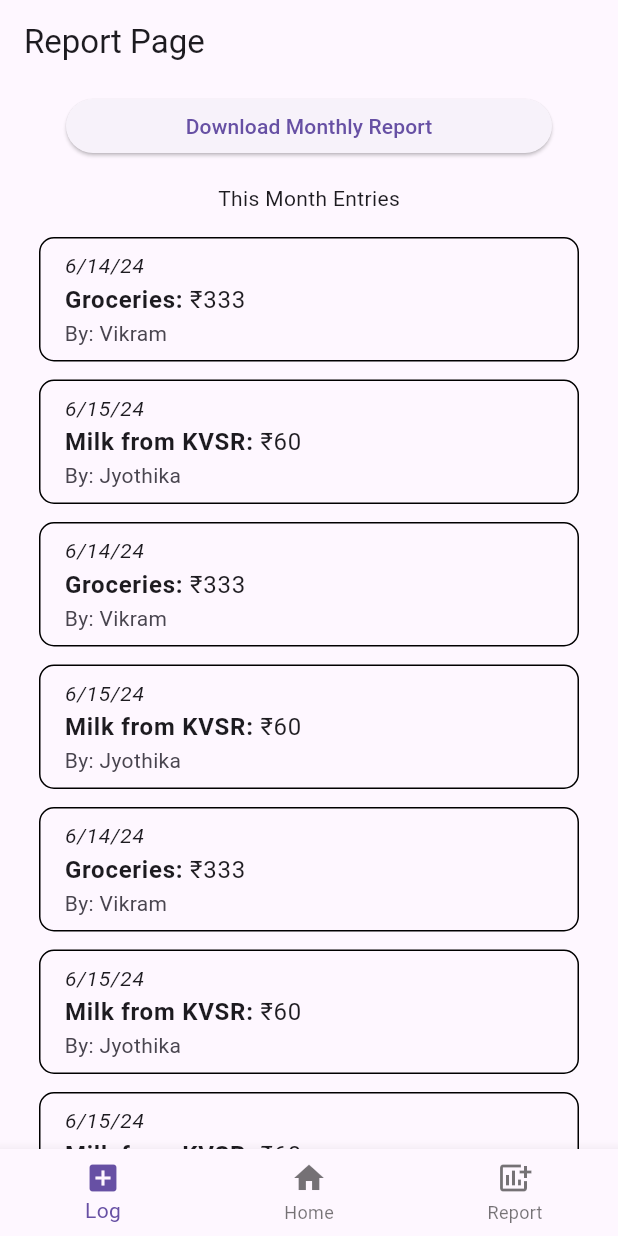
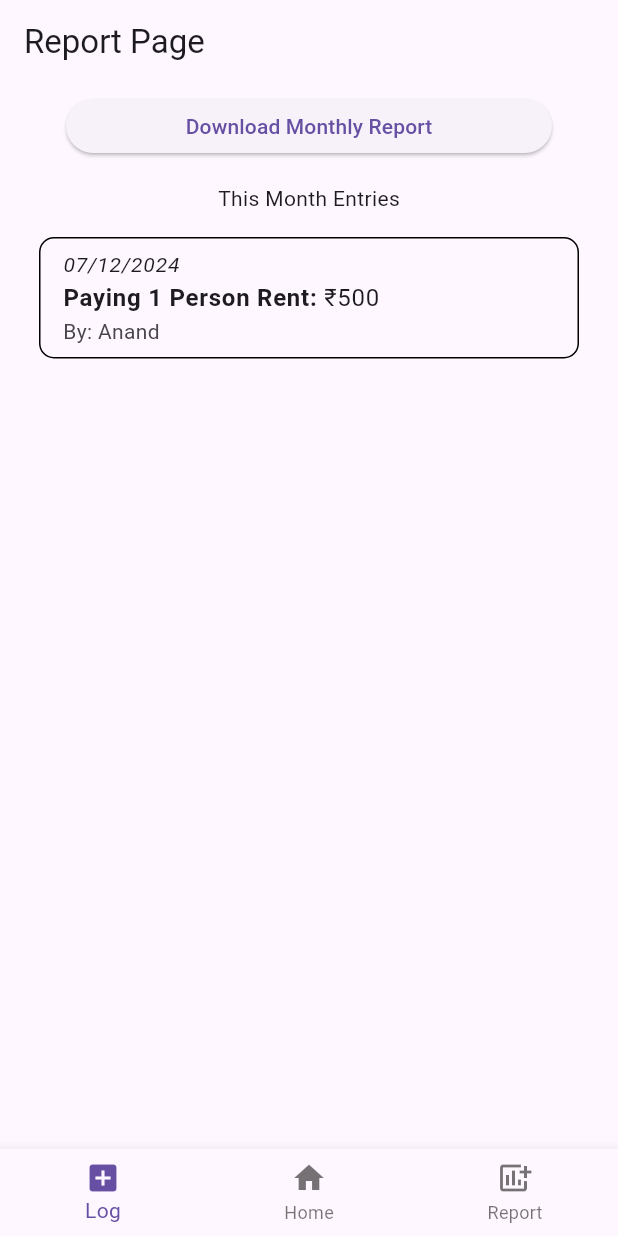
Before and after one commit to TheFinalGuardian/Ammasevasadanam-App, a Flutter app: the screen it shows after launch, swiped to page 3, on a phone screen of 412 x 824 dp. Run offline on Flutter 3.47's test engine with Material 3 defaults, Android fonts, the phone set to English and light mode, and no system bars; our stand-ins replace flutter_svg.

Commit message:
adding functionality to editing logs

```diff
--- a/lib/animations/swipe_animations/swipe_pages/swipe_home_page.dart
+++ b/lib/animations/swipe_animations/swipe_pages/swipe_home_page.dart
@@ -5,7 +5,7 @@ import 'package:ammasevasadanam_app/animations/transition_animation_folder/right
 import 'package:ammasevasadanam_app/home_page.dart';
 import 'package:ammasevasadanam_app/menu_bottom.dart';
 import 'package:flutter/material.dart';
-
+/*
 class HomePageWithAnimation extends StatelessWidget {
   const HomePageWithAnimation({super.key});
 
@@ -29,3 +29,4 @@ class HomePageWithAnimation extends StatelessWidget {
     );
   }
 }
+*/
--- a/lib/animations/swipe_animations/swipe_pages/swipe_log_page.dart
+++ b/lib/animations/swipe_animations/swipe_pages/swipe_log_page.dart
@@ -3,7 +3,7 @@ import 'package:ammasevasadanam_app/animations/transition_animation_folder/right
 import 'package:ammasevasadanam_app/log_page_stuff/log_page_no_scroll.dart';
 import 'package:ammasevasadanam_app/menu_bottom.dart';
 import 'package:flutter/material.dart';
-
+/*
 class LogPageWithAnimation extends StatelessWidget {
   const LogPageWithAnimation({super.key});
 
@@ -22,3 +22,4 @@ class LogPageWithAnimation extends StatelessWidget {
     );
   }
 }
+*/
--- a/lib/animations/swipe_animations/swipe_pages/swipe_report_page.dart
+++ b/lib/animations/swipe_animations/swipe_pages/swipe_report_page.dart
@@ -3,7 +3,7 @@ import 'package:ammasevasadanam_app/animations/transition_animation_folder/left_
 import 'package:ammasevasadanam_app/menu_bottom.dart';
 import 'package:ammasevasadanam_app/report_page_stuff/report_page.dart';
 import 'package:flutter/material.dart';
-
+/*
 class ReportPageWithAnimation extends StatelessWidget {
   const ReportPageWithAnimation({super.key});
 
@@ -22,3 +22,4 @@ class ReportPageWithAnimation extends StatelessWidget {
     );
   }
 }
+*/
--- a/lib/custom_tile.dart
+++ b/lib/custom_tile.dart
@@ -1,17 +1,29 @@
+import 'package:ammasevasadanam_app/animations/transition_animation_folder/left_to_right.dart';
+import 'package:ammasevasadanam_app/log_page_stuff/log_page.dart';
 import 'package:flutter/material.dart';
 
 class CustomTile extends StatefulWidget {
-  final String date;
-  final String tileName;
-  final String person;
-  final String cost;
+  String date;
+  String person;
 
-  const CustomTile(
+  String Type;
+  String Group;
+  String Title;
+  String VCHType;
+  String VCHNum;
+  String Cost;
+
+  CustomTile(
       {super.key,
-      required this.date,
-      required this.tileName,
+    required this.Type,
+    required this.Group,
+    required this.Title,
+    required this.VCHType,
+    required this.VCHNum,
+    required this.Cost,
     required this.person,
-      required this.cost});
+    required this.date
+      });
 
   @override
   State<CustomTile> createState() => _CustomTileState();
@@ -21,12 +33,13 @@ class _CustomTileState extends State<CustomTile> {
   @override
   Widget build(BuildContext context) {
     return Padding(
-      padding: const EdgeInsets.all(6.0),
-      child: ListTile(
+      padding: EdgeInsets.all(6.0),
+      child: Material(
         shape: RoundedRectangleBorder(
             borderRadius: BorderRadius.circular(10),
-          side: const BorderSide(color: Colors.black),
+            side: BorderSide(color: Colors.black),
           ),
+        child: ListTile(
           title: Column(
             children: [
               Row(
@@ -42,14 +55,17 @@ class _CustomTileState extends State<CustomTile> {
               ),
               Row(
                 children: [
-                CustomText(input: ("${widget.tileName}: ")),
-                Text('₹${widget.cost}')
+                  CustomText(input: ("${widget.Title}: ")),
+                  Text('₹${widget.Cost}')
                 ],
               ),
             ],
           ),
           subtitle: Text("By: ${widget.person}"),
-        onTap: () {},
+          onTap: () {
+            Navigator.of(context).pushReplacement(leftToRight(LogPage(Type: widget.Type, Group: widget.Group,Title: widget.Title,VCHNum: widget.VCHNum,VCHType: widget.VCHType,Cost: widget.Cost)));
+          },
+        ),
       ),
     );
   }
--- a/lib/log_page_stuff/added_monthly_entries_list.dart
+++ b/lib/log_page_stuff/added_monthly_entries_list.dart
@@ -14,9 +14,9 @@ class _AddedMonthlyEntriesListState extends State<AddedMonthlyEntriesList> {
   Widget build(BuildContext context) {
     return ListView(
       shrinkWrap: true,
+      physics: const ClampingScrollPhysics(),
       children: const <Widget>[
-        CustomTile(
-            date: '6/1/24', tileName: "Log", person: "Vikram", cost: '100'),
+
       ],
     );
   }
--- a/lib/log_page_stuff/log_page_no_scroll.dart
+++ b/lib/log_page_stuff/log_page_no_scroll.dart
@@ -7,7 +7,7 @@ import 'package:ammasevasadanam_app/log_page_stuff/submit_button.dart';
 import 'package:ammasevasadanam_app/log_page_stuff/vch_num.dart';
 import 'package:ammasevasadanam_app/log_page_stuff/vch_type.dart';
 import 'package:flutter/material.dart';
-
+/*
 class LogPageNoScroll extends StatelessWidget {
   const LogPageNoScroll({super.key});
 
@@ -84,3 +84,4 @@ class LogPageNoScroll extends StatelessWidget {
     );
   }
 }
+*/
--- a/lib/page_view.dart
+++ b/lib/page_view.dart
@@ -13,7 +13,7 @@ class PageViewVersion extends StatefulWidget {
 
 int pageChanged = 1;
 
-List<Widget> pages = [const LogPage(), const HomePage(), const ReportPage()];
+List<Widget> pages = [LogPage(Type: "",Group: "",Title: "",VCHNum: "",VCHType: "",Cost: ""),  HomePage(),  ReportPage()];
 PageController pageController = PageController(initialPage: 1);
 
 class _PageViewVersionState extends State<PageViewVersion> {
--- a/lib/report_page_stuff/monthly_entries.dart
+++ b/lib/report_page_stuff/monthly_entries.dart
@@ -11,50 +11,15 @@ class MonthlyEntries extends StatefulWidget {
 class _AddedMonthlyEntriesListState extends State<MonthlyEntries> {
   @override
   Widget build(BuildContext context) {
-    return ListView(
-      shrinkWrap: true,
-      children: const <Widget>[
-        CustomTile(
-            date: '6/14/24',
-            tileName: "Groceries",
-            person: "Vikram",
-            cost: '333'),
-        CustomTile(
-            date: '6/15/24',
-            tileName: "Milk from KVSR",
-            person: "Jyothika",
-            cost: '60'),
-        CustomTile(
-            date: '6/14/24',
-            tileName: "Groceries",
-            person: "Vikram",
-            cost: '333'),
-        CustomTile(
-            date: '6/15/24',
-            tileName: "Milk from KVSR",
-            person: "Jyothika",
-            cost: '60'),
-        CustomTile(
-            date: '6/14/24',
-            tileName: "Groceries",
-            person: "Vikram",
-            cost: '333'),
-        CustomTile(
-            date: '6/15/24',
-            tileName: "Milk from KVSR",
-            person: "Jyothika",
-            cost: '60'),
-        CustomTile(
-            date: '6/15/24',
-            tileName: "Milk from KVSR",
-            person: "Jyothika",
-            cost: '60'),
-        CustomTile(
-            date: '6/15/24',
-            tileName: "Milk from KVSR",
-            person: "Jyothika",
-            cost: '60'),
-      ],
+    return SizedBox(
+      height: 465,
+      child: ListView(
+        shrinkWrap: true,
+        physics: ClampingScrollPhysics(),
+        children: <Widget>[
+          CustomTile(person: "Anand",date: "07/12/2024",Type: "Donation", Group: "Rent",Title: "Paying 1 Person Rent",VCHNum: "343",VCHType: "Payment",Cost: "500"),
+        ],
+      ),
     );
   }
 }
--- a/lib/report_page_stuff/report_page.dart
+++ b/lib/report_page_stuff/report_page.dart
@@ -11,7 +11,8 @@ class ReportPage extends StatelessWidget {
         appBar: AppBar(
           title: const Text("Report Page"),
         ),
-        body: const SingleChildScrollView(
+        body: SingleChildScrollView(
+          physics:  ClampingScrollPhysics(),
             child: Stack(children: <Widget>[
           Column(
               mainAxisAlignment: MainAxisAlignment.start,
```
Also changed, not shown: lib/log_page_stuff/amount.dart (+12 -4 lines), lib/log_page_stuff/category.dart (+18 -2 lines), lib/log_page_stuff/drop_down_menu_type_of_log.dart (+14 -2 lines), lib/log_page_stuff/log_page.dart (+22 -13 lines), lib/log_page_stuff/particulars.dart (+12 -3 lines), lib/log_page_stuff/vch_num.dart (+18 -4 lines), lib/log_page_stuff/vch_type.dart (+13 -2 lines). Lines whose indentation alone changed are shown as unchanged.
